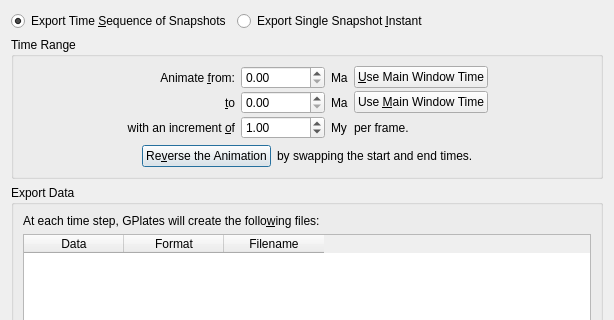
Before: the Qt Designer form src/qt-widgets/ExportAnimationDialogUi.ui in GPlates/GPlates, drawn with Qt 5; both pictures show x 0 to 614 and y 0 to 320 of the 614 by 730 pixel window.
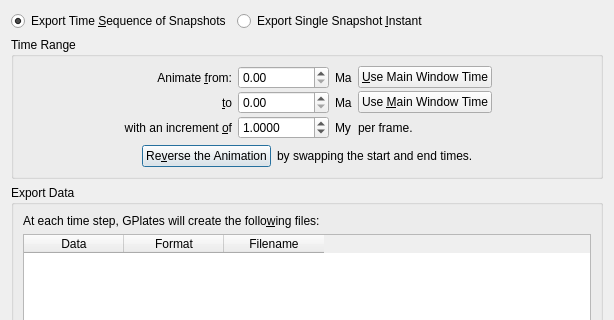
After: the same form once the commit is applied. Icons and pictures are not drawn.

Commit message: (1.1) Increased to four decimal places for time increment spin box in export dialog - we have external users who want to generate 1,000 or so frames over the 0->140Ma period which requires fine adjustment of the time increment.

```diff
--- a/src/qt-widgets/ExportAnimationDialogUi.ui
+++ b/src/qt-widgets/ExportAnimationDialogUi.ui
@@ -166,6 +166,9 @@
             </item>
             <item row="2" column="2" >
              <widget class="QDoubleSpinBox" name="widget_time_increment" >
+              <property name="decimals">
+               <number>4</number>
+              </property>
               <property name="minimum" >
                <double>0.010000000000000</double>
               </property>
```
